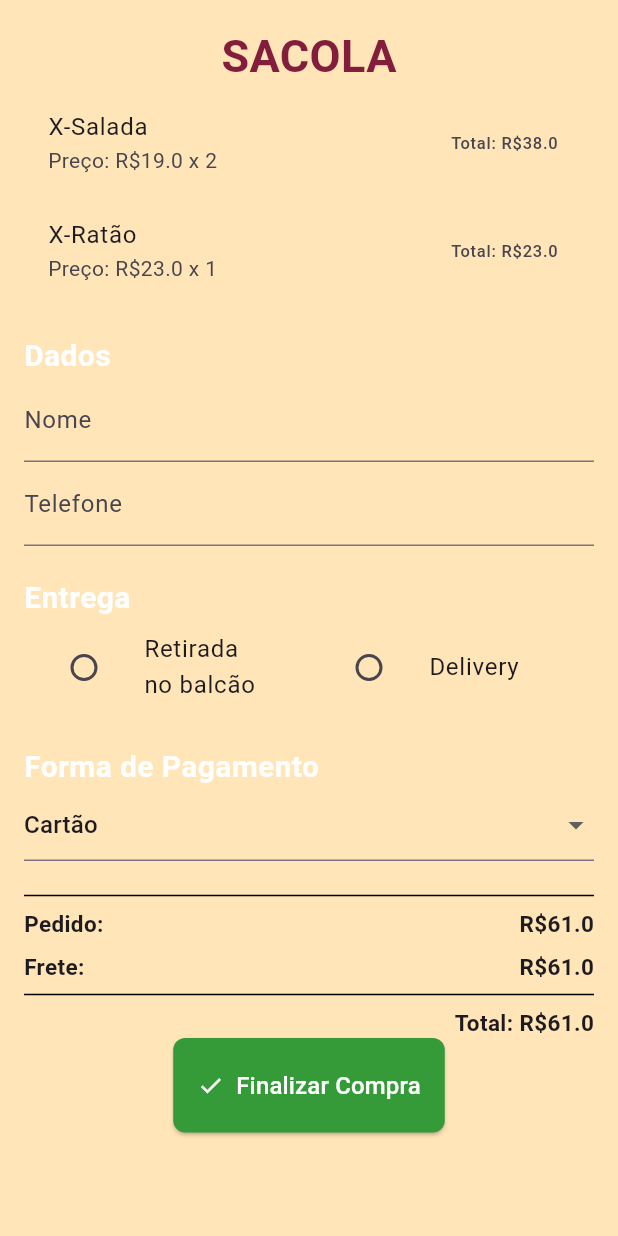
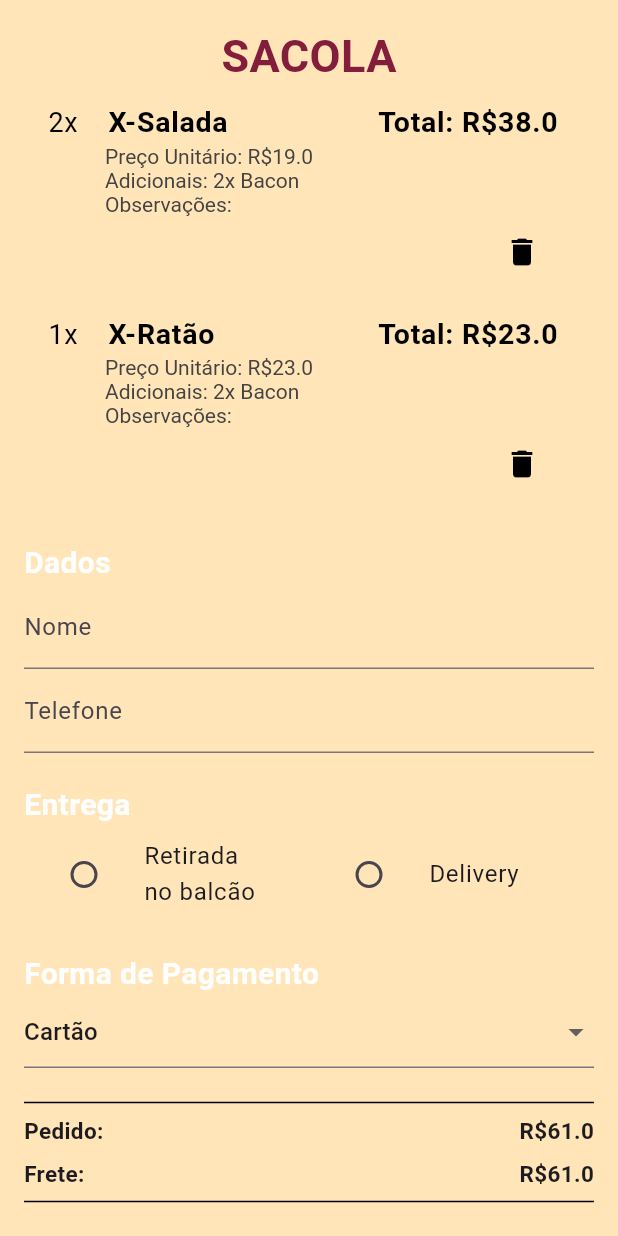
Before and after one commit to Gabriel-Victor03/appdelivery, a Flutter app: the CartPage screen opened by its route, on a phone screen of 412 x 824 dp. Run offline on Flutter 3.47's test engine with Material 3 defaults, Android fonts, the phone set to English and light mode, and no system bars; our stand-ins replace carousel_slider, parse_server_sdk_flutter; network calls fail; Roboto replaces fonts that are missing (Arial).

Commit message:
arrumando parte dos produtos da sacola

```diff
--- a/lib/view/pages/cart_page.dart
+++ b/lib/view/pages/cart_page.dart
@@ -54,11 +54,72 @@ class _CartPageState extends State<CartPage> {
                 itemBuilder: (context, index) {
                   final product = products[index];
                   return ListTile(
-                    title: Text(product['name']),
-                    subtitle: Text(
-                        'Preço: R\$${product['price']} x ${product['quantity']}'),
-                    trailing: Text(
-                        'Total: R\$${product['price'] * product['quantity']}'),
+                    title: Row(
+                      mainAxisAlignment: MainAxisAlignment.spaceBetween,
+                      children: [
+                        Row(
+                          children: [
+                            Text(
+                              '${product['quantity']}x',
+                              style: TextStyle(
+                                fontWeight: FontWeight.normal,
+                                fontSize: 18,
+                                fontFamily: 'Arial',
+                                color: Color.fromARGB(255, 0, 0, 0),
+                              ),
+                            ),
+                            SizedBox(width: 20), // Espaço entre os textos
+                            Text(
+                              '${product['name']}',
+                              style: TextStyle(
+                                fontWeight: FontWeight.bold,
+                                fontSize: 19,
+                                fontFamily: 'Arial',
+                                color: Color.fromARGB(255, 0, 0, 0),
+                              ),
+                            ),
+                          ],
+                        ),
+                        Text(
+                          'Total: R\$${product['price'] * product['quantity']}', // Multiplica o campo adicionais
+                          style: TextStyle(
+                            fontWeight: FontWeight.bold,
+                            fontSize: 19,
+                            fontFamily: 'Arial',
+                            color: Color.fromARGB(255, 0, 0, 0),
+                          ),
+                        ),
+                      ],
+                    ),
+                    subtitle: Padding(
+                      padding: const EdgeInsets.only(left: 38.0),
+                      child: Column(
+                        crossAxisAlignment: CrossAxisAlignment.start,
+                        children: [
+                          Text('Preço Unitário: R\$${product['price']}'),
+                          Text(
+                              'Adicionais: 2x Bacon'), // Lista a quantidade de adicional e quais
+                          Text(
+                              'Observações: '), // Campo para listar observações
+                          Align(
+                            alignment: Alignment.centerRight,
+                            child: IconButton(
+                              icon: Icon(Icons.delete),
+                              color:
+                                  Colors.black, // Define o ícone como vermelho
+                              onPressed: () {
+                                // Função para remover o item do carrinho
+                              },
+                            ),
+                          ),
+                        ],
+                      ),
+                    ),
+                    subtitleTextStyle: TextStyle(
+                      fontFamily: 'Arial',
+                      fontWeight: FontWeight.normal,
+                      color: Color.fromARGB(255, 68, 66, 66),
+                    ),
                   );
                 },
               ),
```
